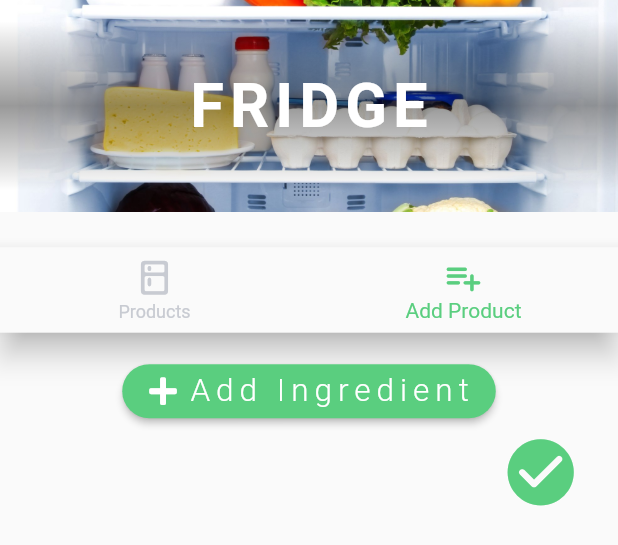
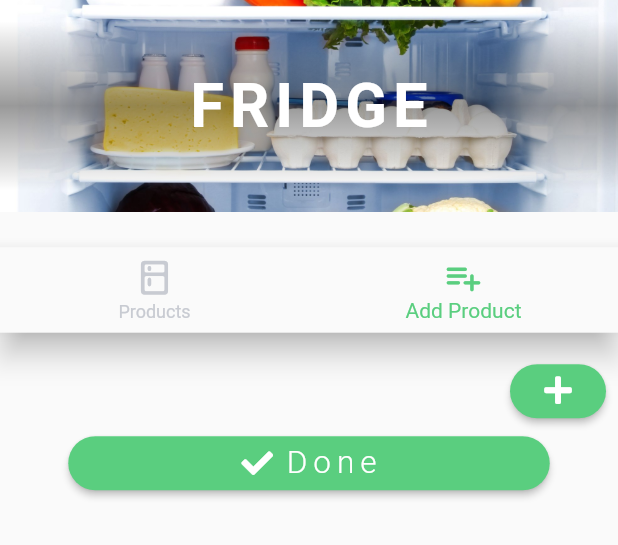
Before and after one commit to MariamElZaatari/ButlerChef, a Flutter app: the Fridge widget shown alone on an empty page, opened directly, item 2 of the bottom bar chosen, on a phone screen of 412 x 824 dp. Shown: the top 545 px of the screen. Run offline on Flutter 3.47's test engine with Material 2 defaults, Android fonts, the phone set to English and light mode, and no system bars; our stand-ins replace font_awesome_flutter, shared_preferences; accounts and stored records are empty; network calls fail.

Commit message:
Fridge Background Color Changed, and Buttons Styling Modified

```diff
--- a/butlerchef_frontend/lib/constants/app_colors.dart
+++ b/butlerchef_frontend/lib/constants/app_colors.dart
@@ -7,7 +7,7 @@ class AppColors {
   static const Color placeholder = Color(0xFFC6CACC);
   static const Color green = Color(0xFF5ACE7F);
   static const Color darkGreen = Color(0xFF14281D);
-
+  static const Color fridge = Color(0xFFe2e5f0);
   static const Color white = Color(0xFFFFFFFF);
   static const Color grayIcon = Color(0xFF8F9195);
   static const Color black = Color(0xFF000000);
--- a/butlerchef_frontend/lib/widgets/add_fridge_products.dart
+++ b/butlerchef_frontend/lib/widgets/add_fridge_products.dart
@@ -69,16 +69,17 @@ class AddFridgeProductsState extends State<AddFridgeProducts>
                 padding: const EdgeInsets.symmetric(horizontal: 8.0),
                 child: Column(
                   children: [
-                    ElevatedButton(
+                    Align(
+                      alignment: Alignment.centerRight,
+                      child: ElevatedButton(
                           onPressed: _addIngredient,
                           style: ButtonStyle(
-                          shape:
-                              MaterialStateProperty.all<RoundedRectangleBorder>(
+                            shape: MaterialStateProperty.all<
+                                    RoundedRectangleBorder>(
                                 RoundedRectangleBorder(
-                                      borderRadius:
-                                          BorderRadius.circular(50.0))),
-                          backgroundColor:
-                              MaterialStateProperty.all<Color>(AppColors.green),
+                                    borderRadius: BorderRadius.circular(50.0))),
+                            backgroundColor: MaterialStateProperty.all<Color>(
+                                AppColors.green),
                             overlayColor:
                                 MaterialStateProperty.resolveWith<Color?>(
                               (Set<MaterialState> states) {
@@ -96,18 +97,11 @@ class AddFridgeProductsState extends State<AddFridgeProducts>
                               child: FaIcon(FontAwesomeIcons.plus,
                                   color: AppColors.white, size: 21),
                             ),
-                          TextSpan(
-                              text: " Add Ingredient",
-                              style: ThemeText.buttonText)
                           ]))),
-                    Container(
-                      height: 21.0,
-                      width: 321,
-                      margin: const EdgeInsets.only(bottom: 21, right: 30),
-                      child: Align(
-                        alignment: Alignment.bottomRight,
-                        child: FittedBox(
-                            child: IconButton(
+                    ),
+                    Align(
+                      alignment: Alignment.center,
+                      child: ElevatedButton(
                           onPressed: () async {
                             bool success = false;
                             for (var fridgeProduct in _products) {
@@ -128,15 +122,37 @@ class AddFridgeProductsState extends State<AddFridgeProducts>
                                       },
                                     ),
                                   )
-                                : _showAlertDialog("Failed to add Fridge Product.");
+                                : _showAlertDialog(
+                                    "Failed to add Fridge Product.");
                           },
-                          icon: const Icon(
-                            Icons.check_circle_rounded,
-                            color: AppColors.green,
-                            size: 121,
+                          style: ButtonStyle(
+                            fixedSize:
+                                MaterialStateProperty.all(const Size(321, 2)),
+                            shape: MaterialStateProperty.all<
+                                    RoundedRectangleBorder>(
+                                RoundedRectangleBorder(
+                                    borderRadius: BorderRadius.circular(50.0))),
+                            backgroundColor: MaterialStateProperty.all<Color>(
+                                AppColors.green),
+                            overlayColor:
+                                MaterialStateProperty.resolveWith<Color?>(
+                              (Set<MaterialState> states) {
+                                if (states.contains(MaterialState.focused) ||
+                                    states.contains(MaterialState.pressed)) {
+                                  return AppColors.white.withOpacity(0.12);
+                                }
+                                return null;
+                              },
                             ),
-                        )),
                           ),
+                          child: RichText(
+                              text: const TextSpan(children: [
+                            WidgetSpan(
+                              child: FaIcon(FontAwesomeIcons.check,
+                                  color: AppColors.white, size: 21),
+                            ),
+                            TextSpan(text: " Done", style: ThemeText.buttonText)
+                          ]))),
                     ),
                   ],
                 ));
--- a/butlerchef_frontend/lib/widgets/fridge.dart
+++ b/butlerchef_frontend/lib/widgets/fridge.dart
@@ -12,7 +12,7 @@ class Fridge extends StatelessWidget {
         Expanded(
           child: Stack(
             children: [
-              Container(
+              SizedBox(
                 width: MediaQuery.of(context).size.width,
                 height: 141,
                 child: Image.asset(
--- a/butlerchef_frontend/lib/widgets/fridge_products.dart
+++ b/butlerchef_frontend/lib/widgets/fridge_products.dart
@@ -44,7 +44,7 @@ class FridgeProductsState extends State<FridgeProducts> {
             padding: const EdgeInsets.symmetric(vertical: 15),
             separatorBuilder: (BuildContext context, int index) =>
                 const Divider(
-                  color: AppColors.backgroundColor,
+                  color: AppColors.fridge,
                 ),
             itemCount: fridgeProducts.length,
             itemBuilder: (BuildContext context, int index) {
```
Lines whose indentation alone changed are shown as unchanged.
